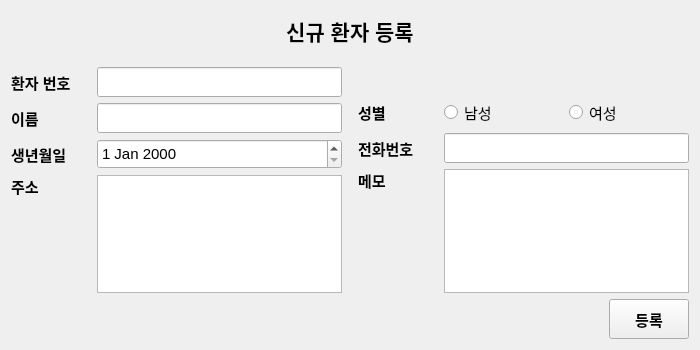
Above: Project/src/pms/PaientManagementSW/enrollmanager.ui from AndaCondaa/Dental_Imaging_SW_System before the change. Below: the same form after it.
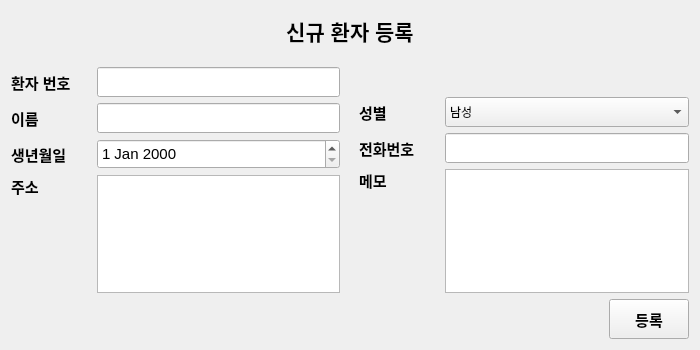
That is the form after the change.

Diff of the .ui file:
```diff
--- a/Project/src/pms/PaientManagementSW/enrollmanager.ui
+++ b/Project/src/pms/PaientManagementSW/enrollmanager.ui
@@ -25,8 +25,10 @@
   <property name="windowTitle">
    <string>Form</string>
   </property>
-  <layout class="QGridLayout" name="gridLayout_4">
+  <layout class="QGridLayout" name="gridLayout_2">
    <item row="0" column="0">
+    <layout class="QVBoxLayout" name="verticalLayout_3">
+     <item>
     <layout class="QVBoxLayout" name="verticalLayout">
      <item>
       <spacer name="verticalSpacer_2">
@@ -84,22 +86,23 @@
      </item>
     </layout>
    </item>
-   <item row="1" column="0">
-    <layout class="QGridLayout" name="gridLayout_3">
-     <item row="0" column="0">
+     <item>
+      <layout class="QHBoxLayout" name="horizontalLayout_5">
+       <item>
       <layout class="QGridLayout" name="gridLayout">
-       <item row="1" column="1">
-        <widget class="QLineEdit" name="lineEdit">
+         <item row="0" column="1">
+          <widget class="QLineEdit" name="pidLineEdit">
+           <property name="enabled">
+            <bool>true</bool>
+           </property>
          <property name="minimumSize">
           <size>
            <width>0</width>
            <height>30</height>
           </size>
          </property>
-         <property name="font">
-          <font>
-           <pointsize>11</pointsize>
-          </font>
+           <property name="readOnly">
+            <bool>true</bool>
          </property>
         </widget>
        </item>
@@ -122,6 +125,62 @@
          </property>
         </widget>
        </item>
+         <item row="0" column="0">
+          <widget class="QLabel" name="label_8">
+           <property name="minimumSize">
+            <size>
+             <width>0</width>
+             <height>30</height>
+            </size>
+           </property>
+           <property name="font">
+            <font>
+             <pointsize>11</pointsize>
+             <bold>true</bold>
+            </font>
+           </property>
+           <property name="text">
+            <string>환자 번호</string>
+           </property>
+          </widget>
+         </item>
+         <item row="1" column="1">
+          <widget class="QLineEdit" name="nameLineEdit">
+           <property name="minimumSize">
+            <size>
+             <width>0</width>
+             <height>30</height>
+            </size>
+           </property>
+           <property name="font">
+            <font>
+             <pointsize>11</pointsize>
+            </font>
+           </property>
+          </widget>
+         </item>
+         <item row="3" column="0">
+          <widget class="QLabel" name="label_5">
+           <property name="minimumSize">
+            <size>
+             <width>80</width>
+             <height>0</height>
+            </size>
+           </property>
+           <property name="font">
+            <font>
+             <pointsize>11</pointsize>
+             <bold>true</bold>
+            </font>
+           </property>
+           <property name="text">
+            <string>주소</string>
+           </property>
+           <property name="alignment">
+            <set>Qt::AlignLeading|Qt::AlignLeft|Qt::AlignTop</set>
+           </property>
+          </widget>
+         </item>
        <item row="2" column="0">
         <widget class="QLabel" name="label_3">
          <property name="minimumSize">
@@ -141,15 +200,6 @@
          </property>
         </widget>
        </item>
-       <item row="3" column="1">
-        <widget class="QTextEdit" name="textEdit">
-         <property name="font">
-          <font>
-           <pointsize>11</pointsize>
-          </font>
-         </property>
-        </widget>
-       </item>
        <item row="2" column="1">
         <widget class="QDateEdit" name="birthDateEdit">
          <property name="minimumSize">
@@ -165,104 +215,65 @@
          </property>
         </widget>
        </item>
-       <item row="3" column="0">
-        <widget class="QLabel" name="label_5">
-         <property name="minimumSize">
-          <size>
-           <width>80</width>
-           <height>0</height>
-          </size>
-         </property>
+         <item row="3" column="1">
+          <widget class="QTextEdit" name="addressTextEdit">
          <property name="font">
           <font>
            <pointsize>11</pointsize>
-           <bold>true</bold>
-          </font>
-         </property>
-         <property name="text">
-          <string>주소</string>
-         </property>
-         <property name="alignment">
-          <set>Qt::AlignLeading|Qt::AlignLeft|Qt::AlignTop</set>
-         </property>
-        </widget>
-       </item>
-       <item row="0" column="0">
-        <widget class="QLabel" name="label_8">
-         <property name="minimumSize">
-          <size>
-           <width>0</width>
-           <height>30</height>
-          </size>
-         </property>
-         <property name="font">
-          <font>
-           <pointsize>11</pointsize>
-           <bold>true</bold>
-          </font>
-         </property>
-         <property name="text">
-          <string>환자 번호</string>
-         </property>
-        </widget>
-       </item>
-       <item row="0" column="1">
-        <widget class="QLineEdit" name="lineEdit_2">
-         <property name="enabled">
-          <bool>true</bool>
-         </property>
-         <property name="minimumSize">
-          <size>
-           <width>0</width>
-           <height>30</height>
-          </size>
-         </property>
-         <property name="readOnly">
-          <bool>true</bool>
+            </font>
          </property>
         </widget>
        </item>
       </layout>
      </item>
-     <item row="0" column="2">
-      <layout class="QGridLayout" name="gridLayout_2">
-       <item row="3" column="0">
-        <widget class="QLabel" name="label_6">
-         <property name="minimumSize">
+       <item>
+        <spacer name="horizontalSpacer_2">
+         <property name="orientation">
+          <enum>Qt::Horizontal</enum>
+         </property>
+         <property name="sizeType">
+          <enum>QSizePolicy::Fixed</enum>
+         </property>
+         <property name="sizeHint" stdset="0">
           <size>
-           <width>80</width>
-           <height>0</height>
+           <width>13</width>
+           <height>20</height>
           </size>
          </property>
-         <property name="font">
-          <font>
-           <pointsize>11</pointsize>
-           <bold>true</bold>
-          </font>
-         </property>
-         <property name="text">
-          <string>메모</string>
-         </property>
-         <property name="alignment">
-          <set>Qt::AlignLeading|Qt::AlignLeft|Qt::AlignTop</set>
-         </property>
-        </widget>
-       </item>
-       <item row="3" column="1" colspan="2">
-        <widget class="QTextEdit" name="textEdit_2">
-         <property name="font">
-          <font>
-           <pointsize>11</pointsize>
-          </font>
-         </property>
-        </widget>
-       </item>
-       <item row="1" column="0">
+        </spacer>
+       </item>
+       <item>
+        <layout class="QVBoxLayout" name="verticalLayout_2">
+         <item>
+          <spacer name="verticalSpacer_3">
+           <property name="orientation">
+            <enum>Qt::Vertical</enum>
+           </property>
+           <property name="sizeType">
+            <enum>QSizePolicy::Fixed</enum>
+           </property>
+           <property name="sizeHint" stdset="0">
+            <size>
+             <width>20</width>
+             <height>30</height>
+            </size>
+           </property>
+          </spacer>
+         </item>
+         <item>
+          <layout class="QHBoxLayout" name="horizontalLayout_2">
+           <item>
         <widget class="QLabel" name="label_2">
          <property name="minimumSize">
           <size>
            <width>45</width>
-           <height>0</height>
+               <height>30</height>
+              </size>
+             </property>
+             <property name="maximumSize">
+              <size>
+               <width>80</width>
+               <height>16777215</height>
           </size>
          </property>
          <property name="font">
@@ -276,14 +287,44 @@
          </property>
         </widget>
        </item>
-       <item row="2" column="0">
+           <item>
+            <widget class="QComboBox" name="sexComboBox">
+             <property name="minimumSize">
+              <size>
+               <width>0</width>
+               <height>30</height>
+              </size>
+             </property>
+             <item>
+              <property name="text">
+               <string>남성</string>
+              </property>
+             </item>
+             <item>
+              <property name="text">
+               <string>여성</string>
+              </property>
+             </item>
+            </widget>
+           </item>
+          </layout>
+         </item>
+         <item>
+          <layout class="QHBoxLayout" name="horizontalLayout_3">
+           <item>
         <widget class="QLabel" name="label_4">
          <property name="minimumSize">
           <size>
-           <width>60</width>
+               <width>80</width>
            <height>0</height>
           </size>
          </property>
+             <property name="maximumSize">
+              <size>
+               <width>80</width>
+               <height>16777215</height>
+              </size>
+             </property>
          <property name="font">
           <font>
            <pointsize>11</pointsize>
@@ -295,8 +336,8 @@
          </property>
         </widget>
        </item>
-       <item row="1" column="2">
-        <widget class="QRadioButton" name="radioButton_2">
+           <item>
+            <widget class="QLineEdit" name="telLineEdit">
          <property name="minimumSize">
           <size>
            <width>0</width>
@@ -308,37 +349,42 @@
            <pointsize>11</pointsize>
           </font>
          </property>
-         <property name="text">
-          <string>여성</string>
-         </property>
-        </widget>
-       </item>
-       <item row="1" column="1">
-        <widget class="QRadioButton" name="radioButton">
+            </widget>
+           </item>
+          </layout>
+         </item>
+         <item>
+          <layout class="QHBoxLayout" name="horizontalLayout_4">
+           <item>
+            <widget class="QLabel" name="label_6">
          <property name="minimumSize">
           <size>
-           <width>0</width>
-           <height>30</height>
-          </size>
-         </property>
+               <width>80</width>
+               <height>0</height>
+              </size>
+             </property>
+             <property name="maximumSize">
+              <size>
+               <width>80</width>
+               <height>16777215</height>
+              </size>
+             </property>
          <property name="font">
           <font>
            <pointsize>11</pointsize>
+               <bold>true</bold>
           </font>
          </property>
          <property name="text">
-          <string>남성</string>
-         </property>
-        </widget>
-       </item>
-       <item row="2" column="1" colspan="2">
-        <widget class="QLineEdit" name="lineEdit_3">
-         <property name="minimumSize">
-          <size>
-           <width>0</width>
-           <height>30</height>
-          </size>
-         </property>
+              <string>메모</string>
+             </property>
+             <property name="alignment">
+              <set>Qt::AlignLeading|Qt::AlignLeft|Qt::AlignTop</set>
+             </property>
+            </widget>
+           </item>
+           <item>
+            <widget class="QTextEdit" name="memoTextEdit">
          <property name="font">
           <font>
            <pointsize>11</pointsize>
@@ -346,43 +392,13 @@
          </property>
         </widget>
        </item>
-       <item row="0" column="0">
-        <spacer name="verticalSpacer_3">
-         <property name="orientation">
-          <enum>Qt::Vertical</enum>
-         </property>
-         <property name="sizeType">
-          <enum>QSizePolicy::Fixed</enum>
-         </property>
-         <property name="sizeHint" stdset="0">
-          <size>
-           <width>20</width>
-           <height>30</height>
-          </size>
-         </property>
-        </spacer>
+          </layout>
        </item>
       </layout>
      </item>
-     <item row="0" column="1">
-      <spacer name="horizontalSpacer_2">
-       <property name="orientation">
-        <enum>Qt::Horizontal</enum>
-       </property>
-       <property name="sizeType">
-        <enum>QSizePolicy::Fixed</enum>
-       </property>
-       <property name="sizeHint" stdset="0">
-        <size>
-         <width>10</width>
-         <height>20</height>
-        </size>
-       </property>
-      </spacer>
-     </item>
-    </layout>
-   </item>
-   <item row="2" column="0">
+      </layout>
+     </item>
+     <item>
     <layout class="QHBoxLayout" name="horizontalLayout">
      <item>
       <spacer name="horizontalSpacer">
@@ -404,7 +420,7 @@
       </spacer>
      </item>
      <item>
-      <widget class="QPushButton" name="pushButton">
+        <widget class="QPushButton" name="enrollPushButton">
        <property name="minimumSize">
         <size>
          <width>80</width>
@@ -421,6 +437,8 @@
         <string>등록</string>
        </property>
       </widget>
+       </item>
+      </layout>
      </item>
     </layout>
    </item>
```
Lines whose indentation alone changed are shown as unchanged.
